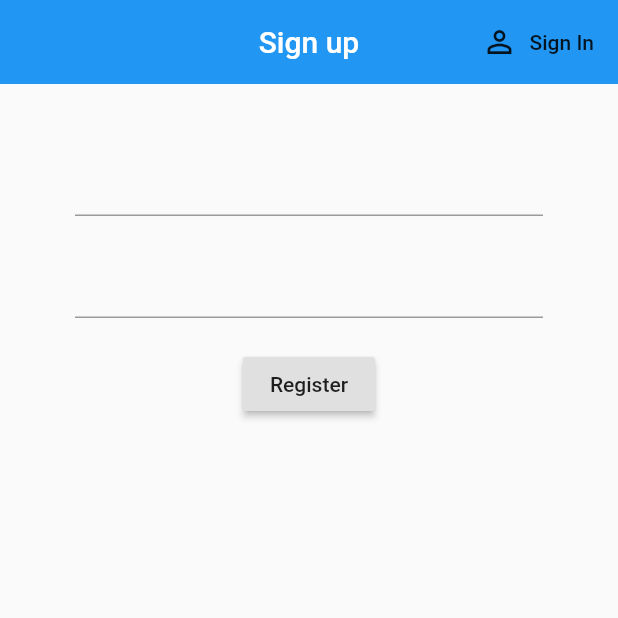
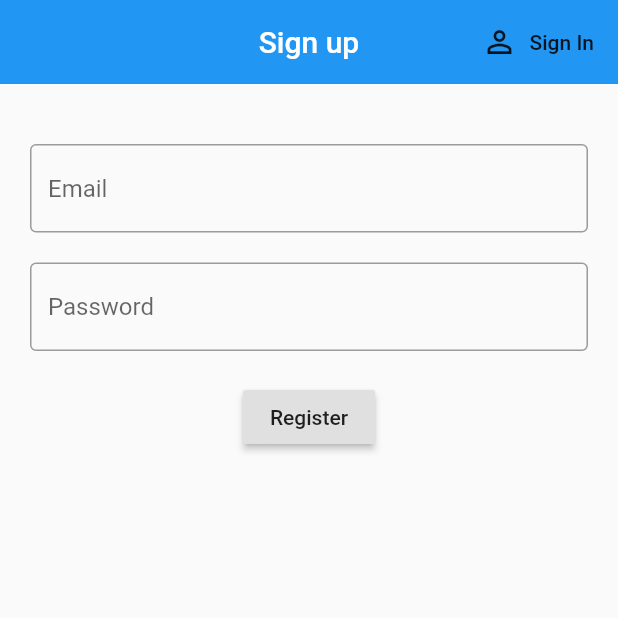
Before and after one commit to mazharulsabbir/flutter_firebase_cloud, a Flutter app: the screen it shows after launch, after a tap on "Sign In", after a tap on "Sign Up", on a phone screen of 412 x 824 dp, the top half of it. Run offline on Flutter 3.47's test engine with Material 2 defaults, Android fonts, the light colour scheme and no system bars; our stand-ins replace firebase_auth; accounts and stored records are empty.

Commit message:
validate email pass with firebase error message

```diff
--- a/lib/authentication/register.dart
+++ b/lib/authentication/register.dart
@@ -1,5 +1,6 @@
 import 'package:flutter/material.dart';
 import 'package:flutter_firebase_cloud/services/auth.dart';
+import 'package:flutter_firebase_cloud/utils/apputils.dart';
 
 class Register extends StatefulWidget {
   Register({this.toogleScreen});
@@ -11,9 +12,12 @@ class Register extends StatefulWidget {
 
 class _RegisterState extends State<Register> {
   final AuthService _auth = AuthService();
+  final AppUtils _utils = AppUtils();
 
   final _formKey = GlobalKey<FormState>();
+
   String error = '';
+  String passError = '';
 
   String _email = "";
   String _password = "";
@@ -37,7 +41,7 @@ class _RegisterState extends State<Register> {
       ),
       body: SingleChildScrollView(
         child: Container(
-          padding: EdgeInsets.symmetric(horizontal: 50.0, vertical: 20.0),
+          padding: EdgeInsets.symmetric(horizontal: 20.0, vertical: 20.0),
           child: Form(
             key: _formKey,
             child: Column(
@@ -50,6 +54,11 @@ class _RegisterState extends State<Register> {
                     return val.isEmpty ? 'Enter an email' : null;
                   },
                   onChanged: (value) => _email = value,
+                  decoration: InputDecoration(
+                    hintText: 'Email',
+                    border: OutlineInputBorder(),
+                    errorText: error.isNotEmpty ? error : null,
+                  ),
                 ),
                 SizedBox(
                   height: 20.0,
@@ -59,6 +68,11 @@ class _RegisterState extends State<Register> {
                       val.length < 6 ? 'Enter a password 6+ chars long' : null,
                   onChanged: (value) => _password = value,
                   obscureText: true,
+                  decoration: InputDecoration(
+                    hintText: 'Password',
+                    border: OutlineInputBorder(),
+                    errorText: passError.isNotEmpty ? passError : null,
+                  ),
                 ),
                 SizedBox(
                   height: 20.0,
@@ -66,12 +80,15 @@ class _RegisterState extends State<Register> {
                 RaisedButton(
                   onPressed: () async {
                     if (_formKey.currentState.validate()) {
-                      print(_password);
-                      dynamic result = await _auth.registerWithEmailAndPassword(
-                          _email, _password);
-                      if (result == null) {
+                      if (_utils.validateEmail(_email)) {
+                        print(_password);
+                        dynamic result = await _auth
+                            .registerWithEmailAndPassword(_email, _password);
+
+                        _firebaseErrorMessage(result.toString());
+                      } else {
                         setState(() {
-                          error = 'Please supply a valid email';
+                          error = "Enter a valid email";
                         });
                       }
                     }
@@ -90,4 +107,14 @@ class _RegisterState extends State<Register> {
       ),
     );
   }
+
+  void _firebaseErrorMessage(String error) {
+    if (error == "ERROR_WRONG_PASSWORD") {
+      setState(() {
+        passError = "Your password is wrong.";
+      });
+    } else {
+      error = _utils.firebaseErrorMessages(error);
+    }
+  }
 }
--- a/lib/authentication/sign_in.dart
+++ b/lib/authentication/sign_in.dart
@@ -1,5 +1,6 @@
 import 'package:flutter/material.dart';
 import 'package:flutter_firebase_cloud/services/auth.dart';
+import 'package:flutter_firebase_cloud/utils/apputils.dart';
 
 class SignIn extends StatefulWidget {
   SignIn({this.toogleScreen});
@@ -11,10 +12,12 @@ class SignIn extends StatefulWidget {
 
 class _SignInState extends State<SignIn> {
   final AuthService _auth = AuthService();
+  final AppUtils _utils = AppUtils();
 
   final _formKey = GlobalKey<FormState>();
 
   String error = '';
+  String passError = '';
 
   String _email = "";
   String _password = "";
@@ -38,7 +41,7 @@ class _SignInState extends State<SignIn> {
       ),
       body: SingleChildScrollView(
         child: Container(
-          padding: EdgeInsets.symmetric(horizontal: 50.0, vertical: 20.0),
+          padding: EdgeInsets.symmetric(horizontal: 20.0, vertical: 20.0),
           child: Form(
             key: _formKey,
             child: Column(
@@ -49,6 +52,11 @@ class _SignInState extends State<SignIn> {
                 TextFormField(
                   validator: (value) => value.isEmpty ? 'Enter an email' : null,
                   onChanged: (value) => _email = value,
+                  decoration: InputDecoration(
+                    hintText: 'Email',
+                    border: OutlineInputBorder(),
+                    errorText: error.isNotEmpty ? error : null,
+                  ),
                 ),
                 SizedBox(
                   height: 20.0,
@@ -58,6 +66,11 @@ class _SignInState extends State<SignIn> {
                       value.length < 6 ? 'Password should be 6+ chars' : null,
                   onChanged: (value) => _password = value,
                   obscureText: true,
+                  decoration: InputDecoration(
+                    hintText: 'Password',
+                    errorText: passError.isNotEmpty ? passError : null,
+                    border: OutlineInputBorder(),
+                  ),
                 ),
                 SizedBox(
                   height: 20.0,
@@ -65,22 +78,24 @@ class _SignInState extends State<SignIn> {
                 RaisedButton(
                   onPressed: () async {
                     if (_formKey.currentState.validate()) {
-                      print(_password);
-                      dynamic result = await _auth.signInWithEmailAndPassword(
-                          _email, _password);
-                      if (result == null) {
+                      if (_utils.validateEmail(_email)) {
+                        print(_password);
+                        dynamic result = await _auth.signInWithEmailAndPassword(
+                            _email, _password);
+
+                        _firebaseErrorMessage(result.toString());
                         setState(() {
-                          error = 'User not found!';
+                          error = null;
+                          passError = null;
+                        });
+                      } else {
+                        setState(() {
+                          error = "Enter a valid email";
                         });
                       }
                     }
                   },
                   child: Text('Sign In'),
-                ),
-                SizedBox(height: 12.0),
-                Text(
-                  error,
-                  style: TextStyle(color: Colors.red, fontSize: 14.0),
                 ),
               ],
             ),
@@ -89,4 +104,14 @@ class _SignInState extends State<SignIn> {
       ),
     );
   }
+
+  void _firebaseErrorMessage(String error) {
+    if (error == "ERROR_WRONG_PASSWORD") {
+      setState(() {
+        passError = "Your password is wrong.";
+      });
+    } else {
+      error = _utils.firebaseErrorMessages(error);
+    }
+  }
 }
--- a/lib/main.dart
+++ b/lib/main.dart
@@ -15,6 +15,7 @@ class MyApp extends StatelessWidget {
     return StreamProvider<User>.value(
       value: AuthService().user,
       child: MaterialApp(
+        debugShowCheckedModeBanner: false,
         home: Wrapper(),
       ),
     );
--- /dev/null
+++ b/lib/utils/apputils.dart
@@ -0,0 +1,43 @@
+class AppUtils {
+  bool validateEmail(String email) {
+    String source =
+        r'^(([^<>()[\]\\.,;:\s@\"]+(\.[^<>()[\]\\.,;:\s@\"]+)*)|(\".+\"))@((\[[0-9]{1,3}\.[0-9]{1,3}\.[0-9]{1,3}\.[0-9]{1,3}\])|(([a-zA-Z\-0-9]+\.)+[a-zA-Z]{2,}))$';
+    RegExp regExp = RegExp(source);
+
+    return regExp.hasMatch(email);
+  }
+
+  String firebaseErrorMessages(String result) {
+    String error = '';
+    switch (error) {
+      case "ERROR_INVALID_EMAIL":
+        error = "Your email address appears to be malformed.";
+
+        break;
+      case "ERROR_WRONG_PASSWORD":
+        error = "Your password is wrong.";
+
+        break;
+      case "ERROR_USER_NOT_FOUND":
+        error = "User with this email doesn't exist.";
+
+        break;
+      case "ERROR_USER_DISABLED":
+        error = "User with this email has been disabled.";
+
+        break;
+      case "ERROR_TOO_MANY_REQUESTS":
+        error = "Too many requests. Try again later.";
+
+        break;
+      case "ERROR_OPERATION_NOT_ALLOWED":
+        error = "Signing in with Email and Password is not enabled.";
+
+        break;
+      default:
+        error = "An undefined Error happened.";
+    }
+
+    return error;
+  }
+}
```
Also changed, not shown: lib/services/auth.dart (+4 -4 lines).
